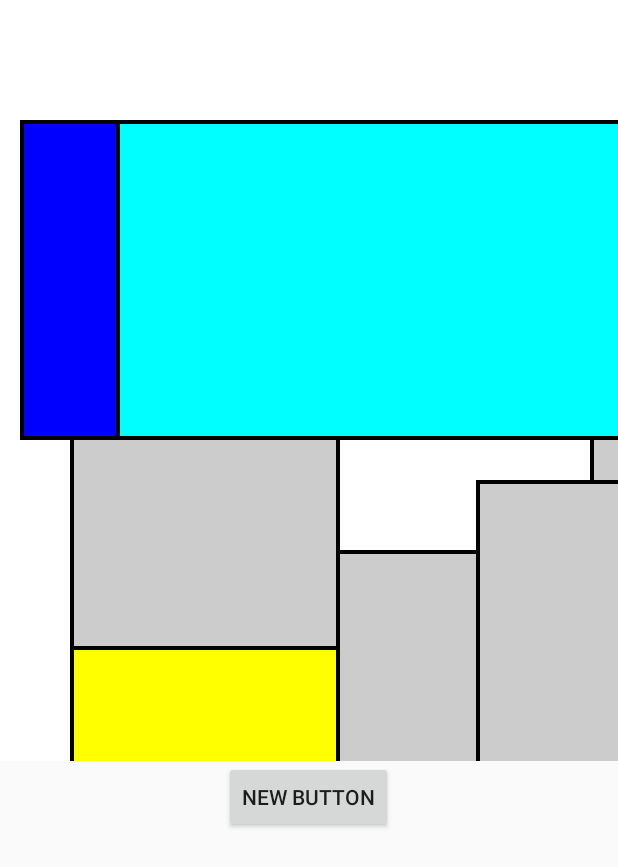
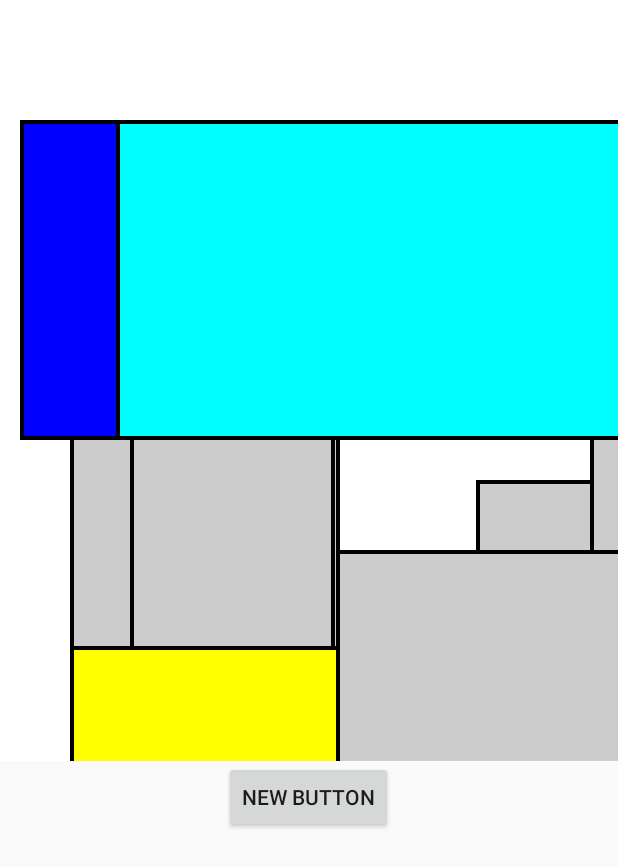
Before and after one commit to Miage-Paris-Ouest/m1c20152016-planinteractifbu, an Android app: the PlanActivity screen opened directly, with no data from a screen before it, on a phone screen of 412 x 824 dp. Shown: the top 867 px of the screen. Run offline under Robolectric (Android 15) with nearby library versions, the phone set to English and light mode, and no system bars.

Commit message:
Modifications diverses.

```diff
--- a/app/src/main/java/grp3/projet/miage/paris10/fr/m1c20152016_planinteractifbu/bibliotheque/Bibliotheque.java
+++ b/app/src/main/java/grp3/projet/miage/paris10/fr/m1c20152016_planinteractifbu/bibliotheque/Bibliotheque.java
@@ -1,10 +1,8 @@
 package grp3.projet.miage.paris10.fr.m1c20152016_planinteractifbu.bibliotheque;
 
 import java.util.ArrayList;
-import java.util.HashSet;
 import java.util.List;
 import java.util.NoSuchElementException;
-import java.util.Set;
 
 import grp3.projet.miage.paris10.fr.m1c20152016_planinteractifbu.bibliotheque.cote.Etagere;
 import grp3.projet.miage.paris10.fr.m1c20152016_planinteractifbu.bibliotheque.cote.Index;
@@ -53,7 +51,7 @@ public class Bibliotheque {
     }
 
     public void buildAllDisciplinesCotesEtageresFromCSV(List<String[]> infosFromCSVFileCotes) {
-        for (int i = 0; i < infosFromCSVFileCotes.size(); i++) {
+        for (int i = 1; i < infosFromCSVFileCotes.size(); i++) {
             String[] line = infosFromCSVFileCotes.get(i);
 
             String nomSalle;
@@ -127,12 +125,12 @@ public class Bibliotheque {
              *          2- on l'ajoute à la racine de cote.
              */
             for (int j = 0; j < numEtageres.size(); j++) {
-                if(salle.hasEtagere(numEtageres.get(i))) {
-                    Etagere e = salle.getEtagere(numEtageres.get(i));
+                if(salle.hasEtagere(numEtageres.get(j))) {
+                    Etagere e = salle.getEtagere(numEtageres.get(j));
                     sousDiscipline.addEtagere(e);
                     racine.addEtagere(e);
                 } else {
-                    Etagere e = new Etagere(numEtageres.get(i));
+                    Etagere e = new Etagere(numEtageres.get(j));
                     salle.addEtagere(e);
                     sousDiscipline.addEtagere(e);
                     racine.addEtagere(e);
--- a/app/src/main/java/grp3/projet/miage/paris10/fr/m1c20152016_planinteractifbu/bibliotheque/discipline/Discipline.java
+++ b/app/src/main/java/grp3/projet/miage/paris10/fr/m1c20152016_planinteractifbu/bibliotheque/discipline/Discipline.java
@@ -44,7 +44,7 @@ public class Discipline implements Comparable {
         for(SousDiscipline d : sousDisciplines) {
             if(d.getNom().equals(nom)) return d;
         }
-        throw new NoSuchElementException("La sous-discipline specifiee ne fait pas partie de cette discipline.");
+        throw new NoSuchElementException("La sous-discipline \"" + nom + "\" ne fait pas partie de la discipline \"" + this.nom + "\".");
     }
 
     public Set<SousDiscipline> getSousDisciplines() {
--- a/app/src/main/java/grp3/projet/miage/paris10/fr/m1c20152016_planinteractifbu/bibliotheque/salle/SalleContenantEtageres.java
+++ b/app/src/main/java/grp3/projet/miage/paris10/fr/m1c20152016_planinteractifbu/bibliotheque/salle/SalleContenantEtageres.java
@@ -37,7 +37,7 @@ public class SalleContenantEtageres extends Salle {
         for(Discipline d : disciplines) {
             if(d.getNom().equals(nom)) return d;
         }
-        throw new NoSuchElementException("Cette salle ne contient aucun ouvrage traitant de cette discipline.");
+        throw new NoSuchElementException("La discipline \"" + nom + "\" ne fait pas partie de cette salle.");
     }
 
     public Set<Discipline> getDisciplines() {
@@ -59,7 +59,7 @@ public class SalleContenantEtageres extends Salle {
         for(SousDiscipline d : sousDisciplines) {
             if(d.getNom().equals(nom)) return d;
         }
-        throw new NoSuchElementException("Cette salle ne contient aucun ouvrage traitant de cette sous discipline.");
+        throw new NoSuchElementException("La sous-discipline \"" + nom + "\" ne fait pas partie de cette salle.");
     }
 
     public Set<SousDiscipline> getSousDisciplines() {
@@ -81,7 +81,7 @@ public class SalleContenantEtageres extends Salle {
         for(Etagere e : etageres) {
             if(e.getNum() == n) return e;
         }
-        throw new NoSuchElementException("Cette salle ne contient aucune etagere a ce numero.");
+        throw new NoSuchElementException("L'etagere " + n + " ne fait pas partie de cette salle.");
     }
 
     public Set<Etagere> getEtageres() {
--- a/app/src/main/java/grp3/projet/miage/paris10/fr/m1c20152016_planinteractifbu/csvreader/CSVFile.java
+++ b/app/src/main/java/grp3/projet/miage/paris10/fr/m1c20152016_planinteractifbu/csvreader/CSVFile.java
@@ -25,7 +25,7 @@ public class CSVFile {
         this.separator = separator;
     }
 
-    public List read() {
+    public List<String[]> read() {
         List<String[]> resultList = new ArrayList<>();
         BufferedReader reader = new BufferedReader(new InputStreamReader(inputStream));
         try {
--- a/app/src/main/java/grp3/projet/miage/paris10/fr/m1c20152016_planinteractifbu/leplan/PlanActivity.java
+++ b/app/src/main/java/grp3/projet/miage/paris10/fr/m1c20152016_planinteractifbu/leplan/PlanActivity.java
@@ -23,10 +23,8 @@ public class PlanActivity extends Activity{
         bu.addEtage(new Etage(0));
         bu.addEtage(new Etage(1));
 
-        InputStream inputStream = getResources().openRawResource(R.raw.infos_salles);
-        CSVFile csvFile = new CSVFile(inputStream);
-
-        bu.buildAllSallesFromCSV(csvFile.read());
+        bu.buildAllSallesFromCSV(new CSVFile(getResources().openRawResource(R.raw.infos_salles)).read());
+        bu.buildAllDisciplinesCotesEtageresFromCSV(new CSVFile(getResources().openRawResource(R.raw.cotes), "_").read());
 
         setContentView(R.layout.plan_interactif);
 
```
